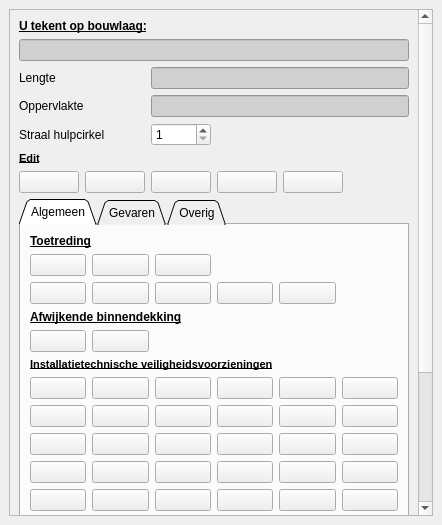
The window that plugin/oiv/oiv_tekenen_widget.ui (Oostjoost/OIV_project-1) describes before a commit, drawn with Qt 5.
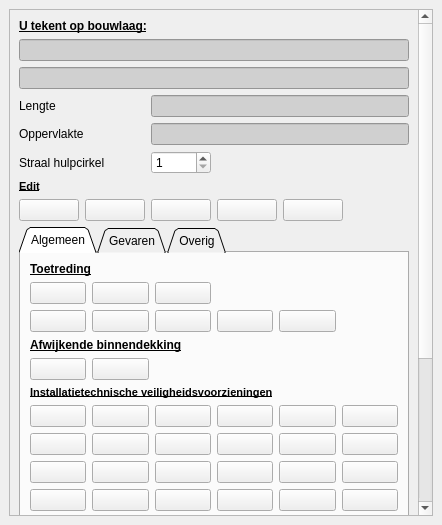
The same window after the commit. Icons and pictures are not drawn.

```diff
--- a/plugin/oiv/oiv_tekenen_widget.ui
+++ b/plugin/oiv/oiv_tekenen_widget.ui
@@ -33,9 +33,9 @@
        <property name="geometry">
         <rect>
          <x>0</x>
-         <y>-194</y>
+         <y>0</y>
          <width>405</width>
-         <height>858</height>
+         <height>884</height>
         </rect>
        </property>
        <layout class="QVBoxLayout" name="verticalLayout">
@@ -43,47 +43,36 @@
          <layout class="QGridLayout" name="gridLayout">
           <item row="3" column="1">
            <layout class="QGridLayout" name="gridLayout_6">
-            <item row="8" column="3">
-             <widget class="QPushButton" name="delete_f">
-              <property name="toolTip">
-               <string>delete object...</string>
+            <item row="1" column="0" colspan="5">
+             <widget class="QLabel" name="label_6">
+              <property name="sizePolicy">
+               <sizepolicy hsizetype="Minimum" vsizetype="Fixed">
+                <horstretch>0</horstretch>
+                <verstretch>0</verstretch>
+               </sizepolicy>
               </property>
+              <property name="font">
+               <font>
+                <family>Arial</family>
+                <weight>75</weight>
+                <bold>true</bold>
+                <underline>true</underline>
+               </font>
+              </property>
               <property name="text">
-               <string/>
+               <string>U tekent op bouwlaag:</string>
               </property>
-              <property name="icon">
-               <iconset>
-                <normaloff>:/plugins/oiv/config_files/png/delete.png</normaloff>:/plugins/oiv/config_files/png/delete.png</iconset>
-              </property>
-              <property name="iconSize">
-               <size>
-                <width>28</width>
-                <height>28</height>
-               </size>
-              </property>
              </widget>
             </item>
-            <item row="8" column="4">
-             <widget class="QPushButton" name="pan">
-              <property name="toolTip">
-               <string>selecteer de functie Pan...</string>
+            <item row="6" column="2" colspan="4">
+             <widget class="QLineEdit" name="oppervlakte">
+              <property name="styleSheet">
+               <string notr="true">background-color: rgb(208, 208, 208);
+border-color: rgba(255, 255, 255, 0);</string>
               </property>
-              <property name="text">
-               <string/>
-              </property>
-              <property name="icon">
-               <iconset>
-                <normaloff>:/plugins/oiv/config_files/png/pan.png</normaloff>:/plugins/oiv/config_files/png/pan.png</iconset>
-              </property>
-              <property name="iconSize">
-               <size>
-                <width>28</width>
-                <height>28</height>
-               </size>
-              </property>
              </widget>
             </item>
-            <item row="7" column="0" colspan="5">
+            <item row="8" column="0" colspan="5">
              <widget class="QLabel" name="label_7">
               <property name="sizePolicy">
                <sizepolicy hsizetype="Preferred" vsizetype="Fixed">
@@ -106,28 +95,7 @@
               </property>
              </widget>
             </item>
-            <item row="1" column="0" colspan="5">
-             <widget class="QLabel" name="label_6">
-              <property name="sizePolicy">
-               <sizepolicy hsizetype="Minimum" vsizetype="Fixed">
-                <horstretch>0</horstretch>
-                <verstretch>0</verstretch>
-               </sizepolicy>
-              </property>
-              <property name="font">
-               <font>
-                <family>Arial</family>
-                <weight>75</weight>
-                <bold>true</bold>
-                <underline>true</underline>
-               </font>
-              </property>
-              <property name="text">
-               <string>U tekent op bouwlaag:</string>
-              </property>
-             </widget>
-            </item>
-            <item row="8" column="1">
+            <item row="9" column="1">
              <widget class="QPushButton" name="select">
               <property name="toolTip">
                <string>selecteer een object...</string>
@@ -147,7 +115,7 @@
               </property>
              </widget>
             </item>
-            <item row="8" column="2">
+            <item row="9" column="2">
              <widget class="QPushButton" name="move">
               <property name="enabled">
                <bool>true</bool>
@@ -188,92 +156,14 @@
               </property>
              </widget>
             </item>
-            <item row="4" column="2" colspan="4">
-             <widget class="QLineEdit" name="lengte">
-              <property name="styleSheet">
-               <string notr="true">background-color: rgb(208, 208, 208);
-border-color: rgba(255, 255, 255, 0);</string>
-              </property>
-             </widget>
-            </item>
-            <item row="2" column="0" colspan="6">
-             <widget class="QLineEdit" name="bouwlaag">
-              <property name="sizePolicy">
-               <sizepolicy hsizetype="Minimum" vsizetype="Fixed">
-                <horstretch>0</horstretch>
-                <verstretch>0</verstretch>
-               </sizepolicy>
-              </property>
-              <property name="styleSheet">
-               <string notr="true">background-color: rgb(208, 208, 208);
-border-color: rgba(255, 255, 255, 0);</string>
-              </property>
-             </widget>
-            </item>
-            <item row="8" column="0">
-             <widget class="QPushButton" name="identify">
-              <property name="enabled">
-               <bool>true</bool>
-              </property>
-              <property name="sizePolicy">
-               <sizepolicy hsizetype="Minimum" vsizetype="Fixed">
-                <horstretch>0</horstretch>
-                <verstretch>0</verstretch>
-               </sizepolicy>
-              </property>
-              <property name="toolTip">
-               <string>open formulier van een object...</string>
-              </property>
-              <property name="text">
-               <string/>
-              </property>
-              <property name="icon">
-               <iconset>
-                <normaloff>:/plugins/oiv/config_files/png/identify.png</normaloff>:/plugins/oiv/config_files/png/identify.png</iconset>
-              </property>
-              <property name="iconSize">
-               <size>
-                <width>28</width>
-                <height>28</height>
-               </size>
-              </property>
-              <property name="checkable">
-               <bool>false</bool>
-              </property>
-              <property name="autoDefault">
-               <bool>false</bool>
-              </property>
-              <property name="default">
-               <bool>false</bool>
-              </property>
-              <property name="flat">
-               <bool>false</bool>
-              </property>
-             </widget>
-            </item>
-            <item row="5" column="2" colspan="4">
-             <widget class="QLineEdit" name="oppervlakte">
-              <property name="styleSheet">
-               <string notr="true">background-color: rgb(208, 208, 208);
-border-color: rgba(255, 255, 255, 0);</string>
-              </property>
-             </widget>
-            </item>
-            <item row="4" column="0" colspan="2">
+            <item row="5" column="0" colspan="2">
              <widget class="QLabel" name="lengte_label">
               <property name="text">
                <string>Lengte</string>
               </property>
              </widget>
             </item>
-            <item row="5" column="0" colspan="2">
-             <widget class="QLabel" name="oppervlakte_label">
-              <property name="text">
-               <string>Oppervlakte</string>
-              </property>
-             </widget>
-            </item>
-            <item row="6" column="2">
+            <item row="7" column="2">
              <widget class="QSpinBox" name="straal">
               <property name="minimum">
                <number>1</number>
@@ -283,13 +173,134 @@
               </property>
              </widget>
             </item>
+            <item row="3" column="0" colspan="6">
+             <widget class="QLineEdit" name="bouwlaag">
+              <property name="sizePolicy">
+               <sizepolicy hsizetype="Minimum" vsizetype="Fixed">
+                <horstretch>0</horstretch>
+                <verstretch>0</verstretch>
+               </sizepolicy>
+              </property>
+              <property name="styleSheet">
+               <string notr="true">background-color: rgb(208, 208, 208);
+border-color: rgba(255, 255, 255, 0);</string>
+              </property>
+             </widget>
+            </item>
+            <item row="5" column="2" colspan="4">
+             <widget class="QLineEdit" name="lengte">
+              <property name="styleSheet">
+               <string notr="true">background-color: rgb(208, 208, 208);
+border-color: rgba(255, 255, 255, 0);</string>
+              </property>
+             </widget>
+            </item>
             <item row="6" column="0" colspan="2">
+             <widget class="QLabel" name="oppervlakte_label">
+              <property name="text">
+               <string>Oppervlakte</string>
+              </property>
+             </widget>
+            </item>
+            <item row="9" column="3">
+             <widget class="QPushButton" name="delete_f">
+              <property name="toolTip">
+               <string>delete object...</string>
+              </property>
+              <property name="text">
+               <string/>
+              </property>
+              <property name="icon">
+               <iconset>
+                <normaloff>:/plugins/oiv/config_files/png/delete.png</normaloff>:/plugins/oiv/config_files/png/delete.png</iconset>
+              </property>
+              <property name="iconSize">
+               <size>
+                <width>28</width>
+                <height>28</height>
+               </size>
+              </property>
+             </widget>
+            </item>
+            <item row="9" column="4">
+             <widget class="QPushButton" name="pan">
+              <property name="toolTip">
+               <string>selecteer de functie Pan...</string>
+              </property>
+              <property name="text">
+               <string/>
+              </property>
+              <property name="icon">
+               <iconset>
+                <normaloff>:/plugins/oiv/config_files/png/pan.png</normaloff>:/plugins/oiv/config_files/png/pan.png</iconset>
+              </property>
+              <property name="iconSize">
+               <size>
+                <width>28</width>
+                <height>28</height>
+               </size>
+              </property>
+             </widget>
+            </item>
+            <item row="9" column="0">
+             <widget class="QPushButton" name="identify">
+              <property name="enabled">
+               <bool>true</bool>
+              </property>
+              <property name="sizePolicy">
+               <sizepolicy hsizetype="Minimum" vsizetype="Fixed">
+                <horstretch>0</horstretch>
+                <verstretch>0</verstretch>
+               </sizepolicy>
+              </property>
+              <property name="toolTip">
+               <string>open formulier van een object...</string>
+              </property>
+              <property name="text">
+               <string/>
+              </property>
+              <property name="icon">
+               <iconset>
+                <normaloff>:/plugins/oiv/config_files/png/identify.png</normaloff>:/plugins/oiv/config_files/png/identify.png</iconset>
+              </property>
+              <property name="iconSize">
+               <size>
+                <width>28</width>
+                <height>28</height>
+               </size>
+              </property>
+              <property name="checkable">
+               <bool>false</bool>
+              </property>
+              <property name="autoDefault">
+               <bool>false</bool>
+              </property>
+              <property name="default">
+               <bool>false</bool>
+              </property>
+              <property name="flat">
+               <bool>false</bool>
+              </property>
+             </widget>
+            </item>
+            <item row="7" column="0" colspan="2">
              <widget class="QLabel" name="straal_label">
               <property name="text">
                <string>Straal hulpcirkel</string>
               </property>
              </widget>
             </item>
+            <item row="2" column="0" colspan="6">
+             <widget class="QLineEdit" name="pand_id">
+              <property name="enabled">
+               <bool>false</bool>
+              </property>
+              <property name="styleSheet">
+               <string notr="true">background-color: rgb(208, 208, 208);
+border-color: rgba(255, 255, 255, 0);</string>
+              </property>
+             </widget>
+            </item>
            </layout>
           </item>
           <item row="7" column="1">
```
